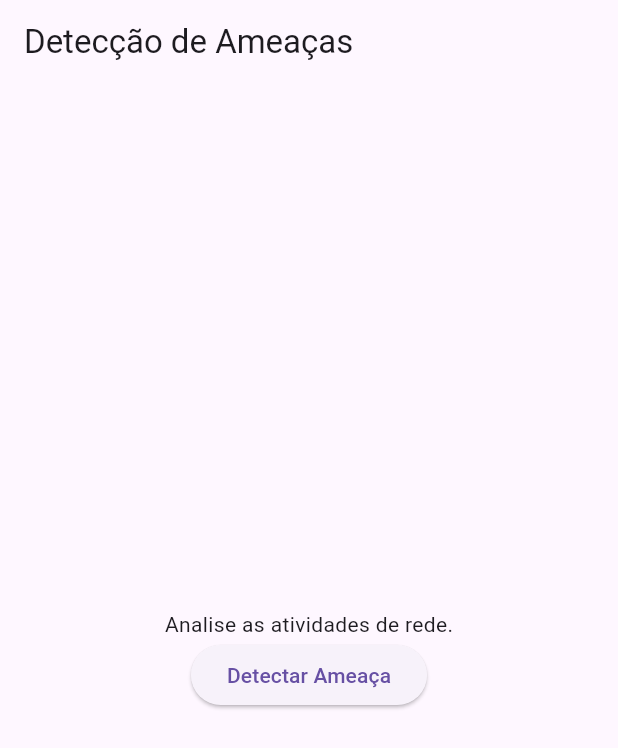
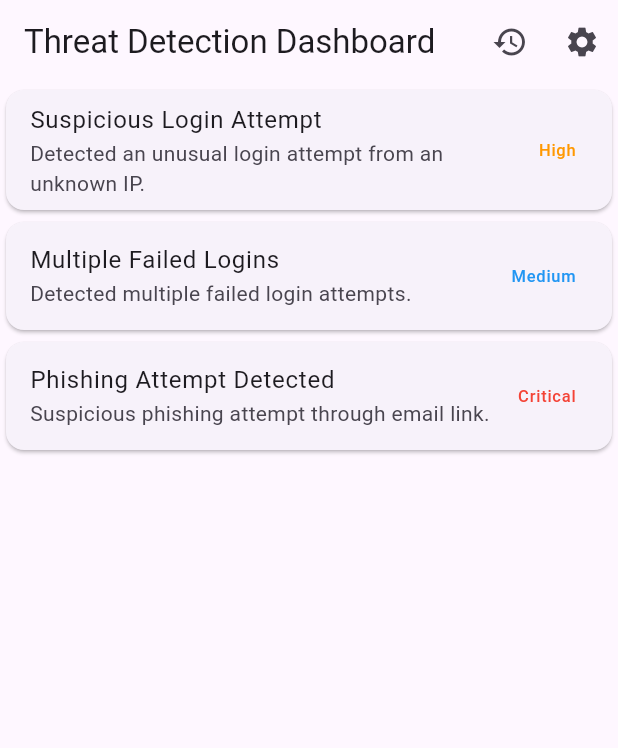
Before and after one commit to junior-calado/Projeto-AEP, a Flutter app: the screen it shows after launch, on a phone screen of 412 x 824 dp. Shown: the top 748 px of the screen. Run offline on Flutter 3.47's test engine with Material 3 defaults, Android fonts, the phone set to English and light mode, and no system bars; missing offline and left inert: tflite_flutter.

Commit message:
Adicionando outras funcionalidades

```diff
--- a/ciberseguranca_ml_app/lib/main.dart
+++ b/ciberseguranca_ml_app/lib/main.dart
@@ -1,7 +1,6 @@
+
 import 'package:flutter/material.dart';
-import 'package:provider/provider.dart';
 import 'screens/home_screen.dart';
-import 'services/ml_service.dart';
 
 void main() {
   runApp(MyApp());
@@ -10,15 +9,12 @@ void main() {
 class MyApp extends StatelessWidget {
   @override
   Widget build(BuildContext context) {
-    return MultiProvider(
-      providers: [
-        Provider<MLService>(create: (_) => MLService()),
-      ],
-      child: MaterialApp(
-        title: 'Cibersegurança App',
-        theme: ThemeData(primarySwatch: Colors.blue),
-        home: HomeScreen(),
+    return MaterialApp(
+      title: 'Cibersegurança App',
+      theme: ThemeData(
+        primarySwatch: Colors.blue,
       ),
+      home: HomeScreen(),
     );
   }
 }
--- a/ciberseguranca_ml_app/lib/models/threat.dart
+++ b/ciberseguranca_ml_app/lib/models/threat.dart
@@ -1,5 +1,6 @@
+
 class Threat {
-  final int id;
+  final String id;
   final String title;
   final String description;
   final String severity;
--- a/ciberseguranca_ml_app/lib/screens/home_screen.dart
+++ b/ciberseguranca_ml_app/lib/screens/home_screen.dart
@@ -1,49 +1,60 @@
+
 import 'package:flutter/material.dart';
-import 'package:provider/provider.dart';
-import '../services/ml_service.dart';
+import '../services/threat_service.dart';
+import '../models/threat.dart';
+import 'threat_detail_screen.dart';
+import 'threat_history_screen.dart';
+import 'settings_screen.dart';
 
-class HomeScreen extends StatefulWidget {
-  @override
-  _HomeScreenState createState() => _HomeScreenState();
-}
-
-class _HomeScreenState extends State<HomeScreen> {
-  late MLService _mlService;
-
-  @override
-  void initState() {
-    super.initState();
-    _mlService = Provider.of<MLService>(context, listen: false);
-    _mlService.loadModel();
-  }
-
-  @override
-  void dispose() {
-    _mlService.close();
-    super.dispose();
-  }
-
-  void detectThreat() {
-    List<double> inputData = [/* Dados simulados de entrada para análise */];
-    List<double> output = _mlService.predict(inputData);
-    print("Resultado da Previsão: ${output}");
-  }
+class HomeScreen extends StatelessWidget {
+  final ThreatService _threatService = ThreatService();
 
   @override
   Widget build(BuildContext context) {
+    List<Threat> threats = _threatService.detectThreats();
+
     return Scaffold(
-      appBar: AppBar(title: Text('Detecção de Ameaças')),
-      body: Center(
-        child: Column(
-          mainAxisAlignment: MainAxisAlignment.center,
-          children: [
-            Text('Analise as atividades de rede.'),
-            ElevatedButton(
-              onPressed: detectThreat,
-              child: Text('Detectar Ameaça'),
+      appBar: AppBar(
+        title: Text('Threat Detection Dashboard'),
+        actions: [
+          IconButton(
+            icon: Icon(Icons.history),
+            onPressed: () {
+              Navigator.push(context, MaterialPageRoute(builder: (context) => ThreatHistoryScreen()));
+            },
+          ),
+          IconButton(
+            icon: Icon(Icons.settings),
+            onPressed: () {
+              Navigator.push(context, MaterialPageRoute(builder: (context) => SettingsScreen()));
+            },
+          )
+        ],
+      ),
+      body: ListView.builder(
+        itemCount: threats.length,
+        itemBuilder: (context, index) {
+          final threat = threats[index];
+          return Card(
+            child: ListTile(
+              title: Text(threat.title),
+              subtitle: Text(threat.description),
+              trailing: Text(
+                threat.severity,
+                style: TextStyle(
+                  color: threat.severity == 'Critical'
+                      ? Colors.red
+                      : threat.severity == 'High'
+                          ? Colors.orange
+                          : Colors.blue,
+                ),
+              ),
+              onTap: () {
+                Navigator.push(context, MaterialPageRoute(builder: (context) => ThreatDetailScreen(threat: threat)));
+              },
             ),
-          ],
-        ),
+          );
+        },
       ),
     );
   }
--- /dev/null
+++ b/ciberseguranca_ml_app/lib/screens/threat_detail_screen.dart
@@ -0,0 +1,29 @@
+
+import 'package:flutter/material.dart';
+import '../models/threat.dart';
+
+class ThreatDetailScreen extends StatelessWidget {
+  final Threat threat;
+
+  ThreatDetailScreen({required this.threat});
+
+  @override
+  Widget build(BuildContext context) {
+    return Scaffold(
+      appBar: AppBar(title: Text(threat.title)),
+      body: Padding(
+        padding: const EdgeInsets.all(16.0),
+        child: Column(
+          crossAxisAlignment: CrossAxisAlignment.start,
+          children: [
+            Text('Description:', style: TextStyle(fontWeight: FontWeight.bold)),
+            Text(threat.description),
+            SizedBox(height: 10),
+            Text('Severity:', style: TextStyle(fontWeight: FontWeight.bold)),
+            Text(threat.severity, style: TextStyle(color: threat.severity == 'Critical' ? Colors.red : Colors.orange)),
+          ],
+        ),
+      ),
+    );
+  }
+}
--- /dev/null
+++ b/ciberseguranca_ml_app/lib/screens/threat_history_screen.dart
@@ -0,0 +1,37 @@
+
+import 'package:flutter/material.dart';
+import '../services/threat_service.dart';
+import '../models/threat.dart';
+
+class ThreatHistoryScreen extends StatelessWidget {
+  final ThreatService _threatService = ThreatService();
+
+  @override
+  Widget build(BuildContext context) {
+    List<Threat> history = _threatService.threatHistory();
+
+    return Scaffold(
+      appBar: AppBar(title: Text('Threat History')),
+      body: ListView.builder(
+        itemCount: history.length,
+        itemBuilder: (context, index) {
+          final threat = history[index];
+          return ListTile(
+            title: Text(threat.title),
+            subtitle: Text(threat.description),
+            trailing: Text(
+              threat.severity,
+              style: TextStyle(
+                color: threat.severity == 'Critical'
+                    ? Colors.red
+                    : threat.severity == 'High'
+                        ? Colors.orange
+                        : Colors.blue,
+              ),
+            ),
+          );
+        },
+      ),
+    );
+  }
+}
--- /dev/null
+++ b/ciberseguranca_ml_app/lib/services/threat_service.dart
@@ -0,0 +1,33 @@
+
+import '../models/threat.dart';
+
+class ThreatService {
+  // Simulating detection of threats without actual ML for web compatibility
+  List<Threat> detectThreats() {
+    return [
+      Threat(
+          id: '1',
+          title: 'Suspicious Login Attempt',
+          description: 'Detected an unusual login attempt from an unknown IP.',
+          severity: 'High'),
+      Threat(
+          id: '2',
+          title: 'Multiple Failed Logins',
+          description: 'Detected multiple failed login attempts.',
+          severity: 'Medium'),
+      Threat(
+          id: '3',
+          title: 'Phishing Attempt Detected',
+          description: 'Suspicious phishing attempt through email link.',
+          severity: 'Critical')
+    ];
+  }
+
+  // Simulating historical threats
+  List<Threat> threatHistory() {
+    return [
+      Threat(id: '4', title: 'Old Threat', description: 'Previous threat detected.', severity: 'Low'),
+      Threat(id: '5', title: 'Old Malware', description: 'Malware detected in email.', severity: 'Medium')
+    ];
+  }
+}
```
Also changed, not shown: ciberseguranca_ml_app/lib/screens/settings_screen.dart (added, +32 -0 lines), ciberseguranca_ml_app/pubspec.yaml (+4 -80 lines), ciberseguranca_ml_app/pubspec.lock, 2 other files.
